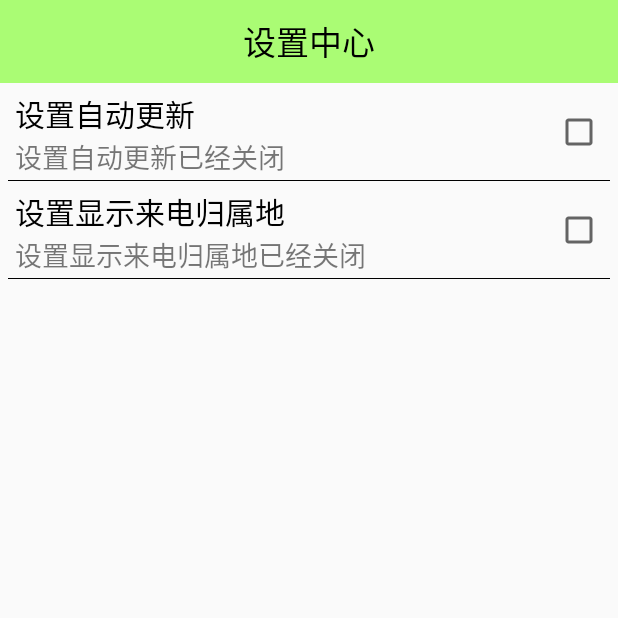
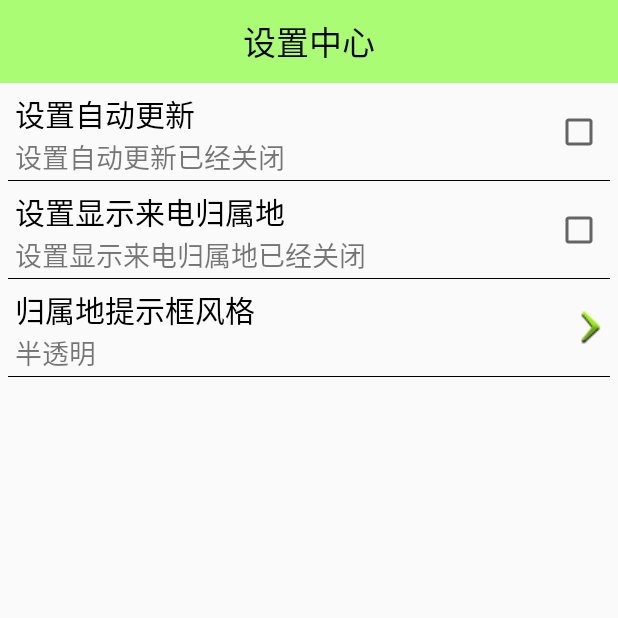
Before and after one commit to zhangjianbinJAVA/MobileSafe, an Android app: the SettingActivity screen opened directly, with no data from a screen before it, on a phone screen of 412 x 824 dp, the top half of it. Run offline under Robolectric (Android 15) with nearby library versions, the phone set to English and light mode, and no system bars.

Commit message:
1.自定义 土司 在屏幕上能移动，双击可以局中显示 2.用户可以选择 土司的 背景颜色

```diff
--- a/app/src/main/java/mobilesafe/itheima/com/mobilesafe/SettingActivity.java
+++ b/app/src/main/java/mobilesafe/itheima/com/mobilesafe/SettingActivity.java
@@ -1,13 +1,16 @@
 package mobilesafe.itheima.com.mobilesafe;
 
 import android.app.Activity;
+import android.app.AlertDialog;
+import android.content.DialogInterface;
 import android.content.Intent;
 import android.content.SharedPreferences;
 import android.os.Bundle;
 import android.view.View;
 
 import mobilesafe.itheima.com.mobilesafe.service.AddressService;
-import mobilesafe.itheima.com.mobilesafe.service.ServiceUtils;
+import mobilesafe.itheima.com.mobilesafe.utils.ServiceUtils;
+import mobilesafe.itheima.com.mobilesafe.ui.SetingClickView;
 import mobilesafe.itheima.com.mobilesafe.ui.SetingItemView;
 
 /**
@@ -25,7 +28,11 @@ public class SettingActivity extends Activity {
     //保存用户的设置信息
     private SharedPreferences sp;
 
+    //后台的服务
     private Intent showAddress;
+
+    //设置归属地显示框背景
+    private SetingClickView scv_changebg;
 
 
     /**
@@ -44,7 +51,7 @@ public class SettingActivity extends Activity {
                 "mobilesafe.itheima.com.mobilesafe.service.AddressService");
 
         if (isServiceRunning) {
-            //临听来电的服务是开启的
+            //监听来电的服务是开启的
             siv_show_address.setChecked(true);
         } else {
             siv_show_address.setChecked(false);
@@ -131,6 +138,49 @@ public class SettingActivity extends Activity {
 
             }
         });
+
+
+        //设置号码归属地的背景
+        scv_changebg = (SetingClickView) findViewById(R.id.scv_changebg);
+        scv_changebg.setTitle("归属地提示框风格");
+
+        //土司背景样式的名子
+        final String[] names = {"半透明", "活力橙", "卫士蓝", "苹果绿"};
+
+        //获取用户的选择
+        int which = sp.getInt("which", 0);
+        scv_changebg.setDesc(names[which]);
+
+
+        scv_changebg.setOnClickListener(new View.OnClickListener() {
+            @Override
+            public void onClick(View v) {
+                //弹出一个对话框
+                AlertDialog.Builder builder = new AlertDialog.Builder(SettingActivity.this);
+
+                builder.setTitle("归属地提示框风格");
+
+                builder.setSingleChoiceItems(names, sp.getInt("which", 0), new DialogInterface.OnClickListener() {
+                    @Override
+                    public void onClick(DialogInterface dialog, int which) {
+
+                        //保存选择参数
+                        SharedPreferences.Editor editor = sp.edit();
+
+                        editor.putInt("which", which);
+                        editor.commit();
+
+                        scv_changebg.setDesc(names[which]);//更改描述信息
+                        dialog.dismiss();//关闭对话框
+                    }
+                });
+
+                builder.setNegativeButton("取消", null);
+                builder.show();
+            }
+        });
+
+
     }
 
 
--- /dev/null
+++ b/app/src/main/java/mobilesafe/itheima/com/mobilesafe/ui/SetingClickView.java
@@ -0,0 +1,120 @@
+package mobilesafe.itheima.com.mobilesafe.ui;
+
+import android.content.Context;
+import android.content.res.TypedArray;
+import android.util.AttributeSet;
+import android.view.View;
+import android.widget.ImageView;
+import android.widget.RelativeLayout;
+import android.widget.TextView;
+
+import mobilesafe.itheima.com.mobilesafe.R;
+
+/**
+ * 自定义组合 控件
+ * <p/>
+ * 1.两个TexView
+ * 2.一个CheckBox
+ * 3.一个View，是一个下划线
+ */
+public class SetingClickView extends RelativeLayout {
+
+    private ImageView cb_status;
+
+    private TextView tv_title, tv_desc;
+
+    //自定义属性
+    private String desc_title;
+    private String desc_on;
+    private String desc_off;
+
+
+    public SetingClickView(Context context) {
+        super(context);
+        iniView(context);
+    }
+
+
+    /**
+     * 带有两个参数的构造方法，布局文件使用的时候调用
+     *
+     * @param context
+     * @param attrs   ：自动传入的属性集合
+     */
+    public SetingClickView(Context context, AttributeSet attrs) {
+        super(context, attrs);
+        iniView(context);
+
+        //获取自定义属性设置的值
+        if (attrs != null) {
+
+            TypedArray a = context.obtainStyledAttributes(attrs, R.styleable.myView);
+
+            desc_title = a.getString(R.styleable.myView_desc_title);
+            desc_on = a.getString(R.styleable.myView_desc_on);
+            desc_off = a.getString(R.styleable.myView_desc_off);
+
+            a.recycle();//为了保持以后使用的一致性，需要回收
+        }
+
+
+        tv_title.setText(desc_title);//使用这个组合组件是的默认显示
+        setDesc(desc_off);//使用这个组合组件是的默认显示
+    }
+
+    public SetingClickView(Context context, AttributeSet attrs, int defStyleAttr) {
+        super(context, attrs, defStyleAttr);
+
+        iniView(context);
+    }
+
+    /**
+     * 初始化布局文件
+     *
+     * @param context
+     */
+    private void iniView(Context context) {
+        /**
+         * 把一个布局文件转 为View ,并且加载到 SetingItemView 对象中
+         */
+        View.inflate(context, R.layout.setting_click_view, SetingClickView.this);
+
+        //获取组件
+        tv_title = (TextView) this.findViewById(R.id.tv_title);
+        tv_desc = (TextView) this.findViewById(R.id.tv_desc);
+    }
+
+
+    /**
+     * 设置组合控件的状态
+     *
+     * @param checked
+     */
+    public void setChecked(boolean checked) {
+        if (checked) {
+            setDesc(desc_on);//使用自定义属性值
+        } else {
+            setDesc(desc_off);
+        }
+    }
+
+
+    /**
+     * 根据选中的状态 更新状态信息
+     *
+     * @param text
+     */
+    public void setDesc(String text) {
+        tv_desc.setText(text);
+    }
+
+
+    /**
+     * 设置组合控件的标题
+     */
+
+    public void setTitle(String title) {
+        tv_title.setText(title);
+    }
+
+}
--- a/app/src/main/java/mobilesafe/itheima/com/mobilesafe/service/ServiceUtils.java
+++ b/app/src/main/java/mobilesafe/itheima/com/mobilesafe/utils/ServiceUtils.java
@@ -1,4 +1,4 @@
-package mobilesafe.itheima.com.mobilesafe.service;
+package mobilesafe.itheima.com.mobilesafe.utils;
 
 import android.app.ActivityManager;
 import android.content.Context;
--- a/app/src/main/res/layout/activity_setting.xml
+++ b/app/src/main/res/layout/activity_setting.xml
@@ -8,8 +8,7 @@
 
     <TextView
         style="@style/page_title_style"
-        android:text="设置中心"
-        />
+        android:text="设置中心" />
 
 
     <!-- 自动更新 -->
@@ -20,8 +19,7 @@
 
         itheima:desc_off="设置自动更新已经关闭"
         itheima:desc_on="设置自动更新已经开启"
-        itheima:desc_title="设置自动更新"
-        />
+        itheima:desc_title="设置自动更新" />
 
 
     <!--来电归属地-->
@@ -32,6 +30,18 @@
 
         itheima:desc_off="设置显示来电归属地已经关闭"
         itheima:desc_on="设置显示来电归属地已经开启"
-        itheima:desc_title="设置显示来电归属地"
-        />
+        itheima:desc_title="设置显示来电归属地" />
+
+
+    <!--来电归属地主题-->
+    <mobilesafe.itheima.com.mobilesafe.ui.SetingClickView
+        android:id="@+id/scv_changebg"
+        android:layout_width="wrap_content"
+        android:layout_height="wrap_content"
+
+        itheima:desc_off="设置显示来电归属地已经关闭"
+        itheima:desc_on="设置显示来电归属地已经开启"
+        itheima:desc_title="设置显示来电归属地" />
+
+
 </LinearLayout>
--- /dev/null
+++ b/app/src/main/res/layout/setting_click_view.xml
@@ -0,0 +1,53 @@
+<?xml version="1.0" encoding="utf-8"?>
+<RelativeLayout xmlns:android="http://schemas.android.com/apk/res/android"
+                android:layout_width="match_parent"
+                android:layout_height="65dip">
+
+    <TextView
+        android:id="@+id/tv_title"
+        android:layout_width="wrap_content"
+        android:layout_height="wrap_content"
+        android:layout_marginLeft="10dip"
+        android:layout_marginTop="5dip"
+        android:text="归属地提示框风格"
+        android:textColor="#000"
+        android:textSize="20sp"
+        />
+
+
+    <TextView
+        android:id="@+id/tv_desc"
+        android:layout_width="wrap_content"
+        android:layout_height="wrap_content"
+        android:layout_below="@id/tv_title"
+        android:layout_marginLeft="10dip"
+        android:text="半透明"
+        android:textColor="#88000000"
+        android:textSize="18sp"
+
+
+        />
+
+    <ImageView
+        android:src="@drawable/jiantou1_pressed"
+        android:id="@+id/cb_status"
+        android:layout_width="wrap_content"
+        android:layout_height="wrap_content"
+        android:layout_alignParentRight="true"
+        android:layout_centerVertical="true"
+        android:layout_marginRight="10dip"
+        android:clickable="false"
+        android:focusable="false"
+
+        />
+
+    <View
+        android:layout_width="match_parent"
+        android:layout_height="0.2dip"
+        android:layout_alignParentBottom="true"
+        android:layout_marginLeft="5dip"
+        android:layout_marginRight="5dip"
+        android:background="#000"
+        />
+
+</RelativeLayout>
```
Also changed, not shown: app/src/main/AndroidManifest.xml (+36 -45 lines), app/src/main/java/mobilesafe/itheima/com/mobilesafe/service/AddressService.java (+126 -19 lines), app/src/main/res/drawable/jiantou1_pressed.png (added). Lines whose indentation alone changed are shown as unchanged.
